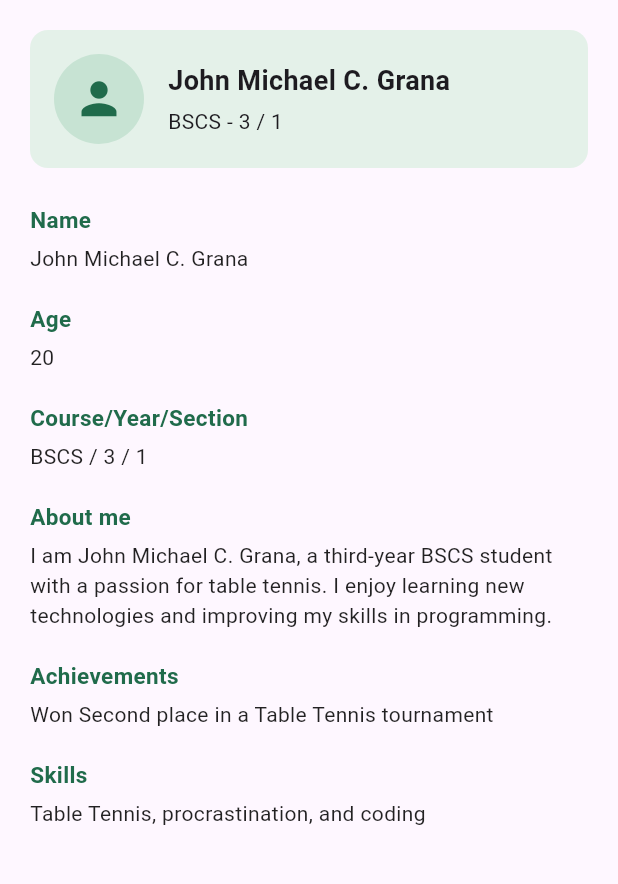
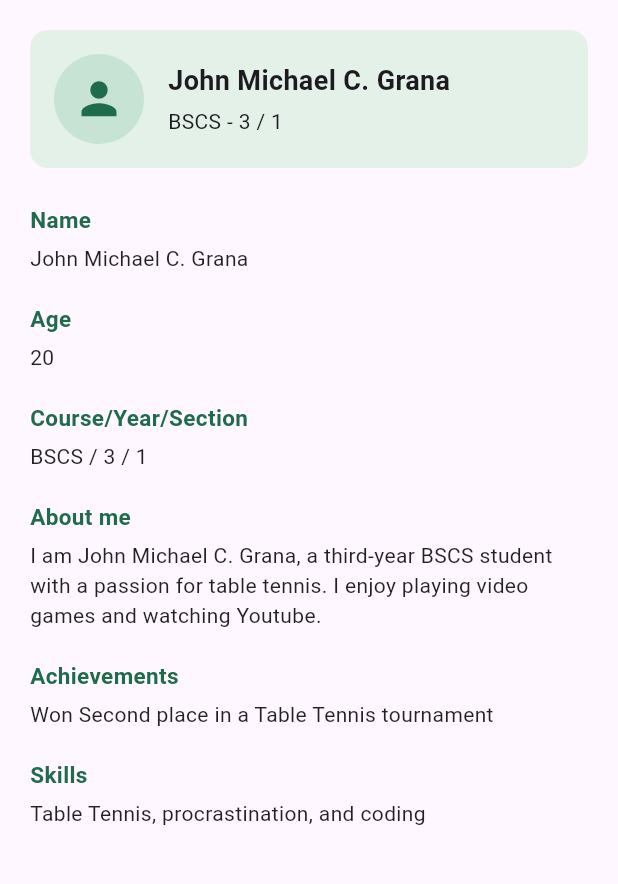
Before and after one commit to johnmichaelgrana/dcit26-compilation, a Flutter app: the screen it shows after launch, on a phone screen of 412 x 824 dp, the part 84-968 px from its top. Run offline on Flutter 3.47's test engine with Material 3 defaults, Android fonts, the phone set to English and light mode, and no system bars; our stand-ins replace material_ui; accounts and stored records are empty.

Commit message:
Initial Flutter lab compilation

```diff
--- a/lab2_student_profile/lib/main.dart
+++ b/lab2_student_profile/lib/main.dart
@@ -87,7 +87,7 @@ class StudentProfilePage extends StatelessWidget {
               ),
               profileField(
                 'About me',
-                'I am John Michael C. Grana, a third-year BSCS student with a passion for table tennis. I enjoy learning new technologies and improving my skills in programming.',
+                'I am John Michael C. Grana, a third-year BSCS student with a passion for table tennis. I enjoy playing video games and watching Youtube.',
               ),
               profileField(
                 'Achievements',
```
